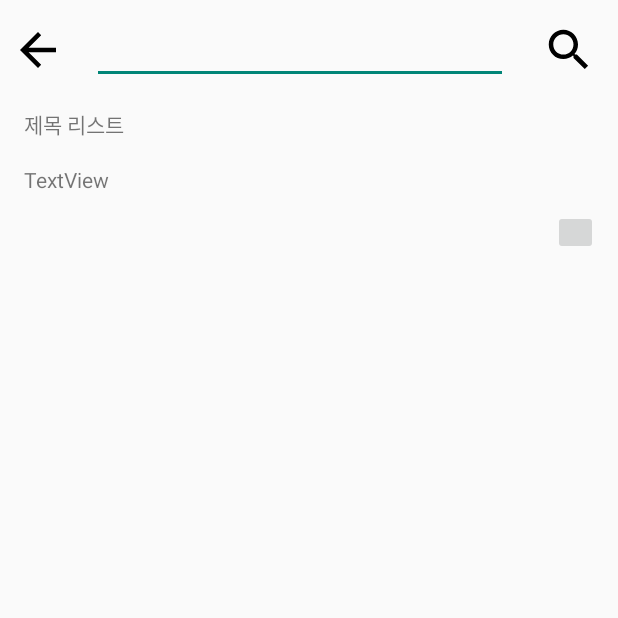
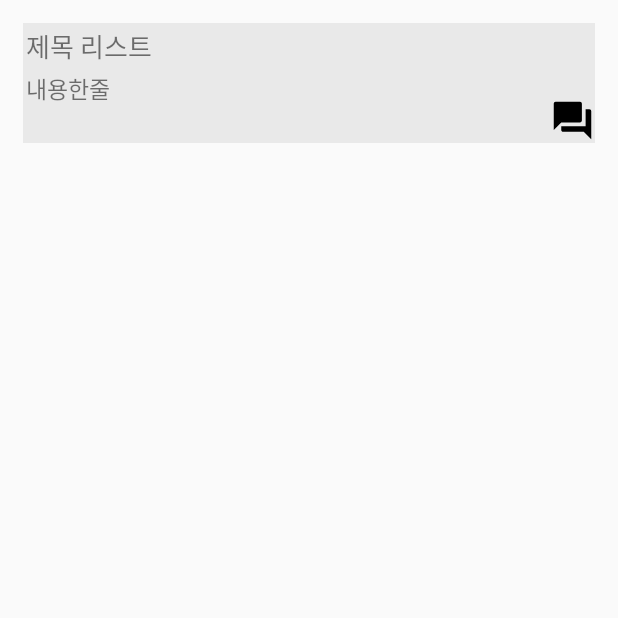
Before and after one commit to snyann/HolLaw_android, an Android app: the community_content_list screen opened directly, with no data from a screen before it, on a phone screen of 412 x 824 dp, the top half of it. Run offline under Robolectric (Android 15) with nearby library versions, the phone set to English and light mode, and no system bars; 1 statement that could not run was skipped.

Commit message:
item_content.xml 디자인 수정 필요

```diff
--- a/app/src/main/java/com/example/cns_ny/Data.java
+++ b/app/src/main/java/com/example/RV/Data.java
@@ -1,4 +1,4 @@
-package com.example.cns_ny;
+package com.example.RV;
 
 public class Data {
     private String title;
--- a/app/src/main/java/com/example/cns_ny/RV_MainActivity.java
+++ b/app/src/main/java/com/example/RV/RV_MainActivity.java
@@ -1,4 +1,4 @@
-package com.example.cns_ny;
+package com.example.RV;
 
 import android.os.Bundle;
 
--- a/app/src/main/java/com/example/cns_ny/RecyclerAdapter.java
+++ b/app/src/main/java/com/example/RV/RecyclerAdapter.java
@@ -1,4 +1,4 @@
-package com.example.cns_ny;
+package com.example.RV;
 
 import android.view.LayoutInflater;
 import android.view.View;
@@ -19,7 +19,7 @@ public class RecyclerAdapter extends RecyclerView.Adapter<RecyclerAdapter.ItemVi
     @NonNull
     @Override
     public ItemViewHolder onCreateViewHolder(@NonNull ViewGroup parent, int viewType) {
-        View view = LayoutInflater.from(parent.getContext()).inflate(R.layout.re_revision_law, parent, false);
+        View view = LayoutInflater.from(parent.getContext()).inflate(R.layout.fragment_recent, parent, false);
         return new ItemViewHolder(view);
     }
 
--- a/app/src/main/java/com/example/community/community_content_list.java
+++ b/app/src/main/java/com/example/community/community_content_list.java
@@ -11,7 +11,7 @@ public class community_content_list extends Activity {
     @Override
     protected void onCreate(@Nullable Bundle savedInstanceState) {
         super.onCreate(savedInstanceState);
-        setContentView(R.layout.community_content_list);
+        setContentView(R.layout.item_content);
         ImageButton ib_back=(ImageButton) findViewById(R.id.btn_backspace);
         ib_back.setOnClickListener(new View.OnClickListener() {
             @Override
--- /dev/null
+++ b/app/src/main/res/drawable/ic_question_answer.xml
@@ -0,0 +1,5 @@
+<vector android:height="24dp" android:tint="#000000"
+    android:viewportHeight="24" android:viewportWidth="24"
+    android:width="24dp" xmlns:android="http://schemas.android.com/apk/res/android">
+    <path android:fillColor="@android:color/white" android:pathData="M21,6h-2v9L6,15v2c0,0.55 0.45,1 1,1h11l4,4L22,7c0,-0.55 -0.45,-1 -1,-1zM17,12L17,3c0,-0.55 -0.45,-1 -1,-1L3,2c-0.55,0 -1,0.45 -1,1v14l4,-4h10c0.55,0 1,-0.45 1,-1z"/>
+</vector>
--- /dev/null
+++ b/app/src/main/res/drawable/ic_send.xml
@@ -0,0 +1,5 @@
+<vector android:autoMirrored="true" android:height="24dp"
+    android:tint="#000000" android:viewportHeight="24"
+    android:viewportWidth="24" android:width="24dp" xmlns:android="http://schemas.android.com/apk/res/android">
+    <path android:fillColor="@android:color/white" android:pathData="M2.01,21L23,12 2.01,3 2,10l15,2 -15,2z"/>
+</vector>
--- /dev/null
+++ b/app/src/main/res/drawable/ic_transit.xml
@@ -0,0 +1,5 @@
+<vector android:height="24dp" android:tint="#000000"
+    android:viewportHeight="24" android:viewportWidth="24"
+    android:width="24dp" xmlns:android="http://schemas.android.com/apk/res/android">
+    <path android:fillColor="@android:color/white" android:pathData="M12,2c-4.42,0 -8,0.5 -8,4v9.5C4,17.43 5.57,19 7.5,19L6,20.5v0.5h12v-0.5L16.5,19c1.93,0 3.5,-1.57 3.5,-3.5L20,6c0,-3.5 -3.58,-4 -8,-4zM7.5,17c-0.83,0 -1.5,-0.67 -1.5,-1.5S6.67,14 7.5,14s1.5,0.67 1.5,1.5S8.33,17 7.5,17zM11,11L6,11L6,6h5v5zM16.5,17c-0.83,0 -1.5,-0.67 -1.5,-1.5s0.67,-1.5 1.5,-1.5 1.5,0.67 1.5,1.5 -0.67,1.5 -1.5,1.5zM18,11h-5L13,6h5v5z"/>
+</vector>
--- a/app/src/main/res/layout/actvity_keyword.xml
+++ b/app/src/main/res/layout/actvity_keyword.xml
@@ -14,7 +14,9 @@
         android:background="#00ffffff"
         android:src="@drawable/btn_arrow_back"
         app:layout_constraintLeft_toLeftOf="parent"
-        app:layout_constraintTop_toTopOf="parent"></ImageButton>
+        app:layout_constraintTop_toTopOf="parent">
+
+    </ImageButton>
 
     <ImageButton
         android:id="@+id/btn_mypage"
--- a/app/src/main/res/layout/community_content_list.xml
+++ /dev/null
@@ -1,98 +0,0 @@
-<?xml version="1.0" encoding="utf-8"?>
-<androidx.constraintlayout.widget.ConstraintLayout xmlns:android="http://schemas.android.com/apk/res/android"
-    xmlns:app="http://schemas.android.com/apk/res-auto"
-    xmlns:tools="http://schemas.android.com/tools"
-    android:layout_width="match_parent"
-    android:layout_height="wrap_content">
-
-
-    <ImageButton
-        android:id="@+id/btn_backspace"
-        android:layout_width="50dp"
-        android:layout_height="50dp"
-        android:layout_marginTop="8dp"
-        android:background="#00ffffff"
-        android:src="@drawable/btn_arrow_back"
-        app:layout_constraintLeft_toLeftOf="parent"
-        app:layout_constraintTop_toTopOf="parent"></ImageButton>
-
-    <ImageButton
-        android:id="@+id/btn_search"
-        android:layout_width="50dp"
-        android:layout_height="50dp"
-        android:layout_marginStart="8dp"
-        android:layout_marginTop="8dp"
-        android:layout_marginEnd="8dp"
-        android:layout_marginBottom="8dp"
-        android:src="@drawable/ic_search"
-        android:background="#00ffffff"
-        app:layout_constraintRight_toRightOf="parent"
-        app:layout_constraintTop_toTopOf="parent" />
-
-
-    <EditText
-        android:id="@+id/et_commusearch"
-        android:layout_width="277dp"
-        android:layout_height="48dp"
-        android:layout_marginStart="11dp"
-        android:layout_marginTop="8dp"
-        android:layout_marginEnd="10dp"
-        android:layout_marginBottom="8dp"
-        android:ems="10"
-        android:inputType="textPersonName"
-        android:singleLine="false"
-        app:layout_constraintBottom_toTopOf="@+id/constraintLayout"
-        app:layout_constraintEnd_toStartOf="@+id/btn_mypage"
-        app:layout_constraintStart_toEndOf="@+id/btn_backspace"
-        app:layout_constraintTop_toTopOf="parent" />
-
-
-
-    <androidx.constraintlayout.widget.ConstraintLayout
-        android:id="@+id/constraintLayout"
-        android:layout_width="0dp"
-        android:layout_height="wrap_content"
-        android:layout_marginStart="8dp"
-        android:layout_marginEnd="8dp"
-        android:layout_marginBottom="8dp"
-        app:layout_constraintBottom_toBottomOf="parent"
-        app:layout_constraintEnd_toEndOf="parent"
-        app:layout_constraintStart_toStartOf="parent"
-        app:layout_constraintTop_toTopOf="parent"
-        app:layout_constraintVertical_bias="1.0">
-
-        <TextView
-            android:id="@+id/tv_titlelist"
-            android:layout_width="wrap_content"
-            android:layout_height="30dp"
-            android:layout_marginStart="8dp"
-            android:layout_marginTop="8dp"
-            android:text="제목 리스트"
-            app:layout_constraintStart_toStartOf="parent"
-            app:layout_constraintTop_toTopOf="parent" />
-
-        <TextView
-            android:id="@+id/tv_content"
-            android:layout_width="wrap_content"
-            android:layout_height="60dp"
-            android:layout_marginStart="8dp"
-            android:layout_marginTop="8dp"
-            android:layout_marginBottom="8dp"
-            android:text="TextView"
-            app:layout_constraintBottom_toBottomOf="parent"
-            app:layout_constraintStart_toStartOf="parent"
-            app:layout_constraintTop_toBottomOf="@+id/tv_titlelist" />
-
-        <ImageButton
-            android:id="@+id/ib_comment"
-            android:layout_width="30dp"
-            android:layout_height="30dp"
-            android:layout_marginEnd="5dp"
-            android:layout_marginBottom="8dp"
-            app:layout_constraintBottom_toBottomOf="parent"
-            app:layout_constraintEnd_toEndOf="parent"
-            app:srcCompat="@android:drawable/sym_action_chat" />
-
-    </androidx.constraintlayout.widget.ConstraintLayout>
-
-</androidx.constraintlayout.widget.ConstraintLayout>
--- a/app/src/main/res/layout/re_revision_law.xml
+++ b/app/src/main/res/layout/fragment_recent.xml
@@ -53,5 +53,5 @@
         android:layout_marginTop="110dp"
         app:layout_constraintStart_toStartOf="parent"
         app:layout_constraintTop_toTopOf="parent"
-        tools:listitem="@layout/keyword_recycler"/>
+        tools:listitem="@layout/item_keyword"/>
 </androidx.constraintlayout.widget.ConstraintLayout>
--- /dev/null
+++ b/app/src/main/res/layout/item_content.xml
@@ -0,0 +1,43 @@
+<?xml version="1.0" encoding="utf-8"?>
+<androidx.constraintlayout.widget.ConstraintLayout xmlns:android="http://schemas.android.com/apk/res/android"
+    xmlns:app="http://schemas.android.com/apk/res-auto"
+    xmlns:tools="http://schemas.android.com/tools"
+    android:layout_width="match_parent"
+    android:layout_height="wrap_content"
+    android:layout_margin="15dp"
+    android:background="@color/light_gray"
+    >
+
+
+    <TextView
+        android:id="@+id/tv_titlelist"
+        android:layout_width="0dp"
+        android:layout_height="30dp"
+        android:padding="2dp"
+        android:text="제목 리스트"
+        android:textSize="17dp"
+        app:layout_constraintEnd_toStartOf="@+id/ib_comment"
+        app:layout_constraintStart_toStartOf="parent"
+        app:layout_constraintTop_toTopOf="parent" />
+
+    <TextView
+        android:id="@+id/tv_content"
+        android:layout_width="0dp"
+        android:layout_height="50dp"
+        android:padding="2dp"
+        android:text="내용한줄"
+        android:textSize="15dp"
+        app:layout_constraintBottom_toBottomOf="parent"
+        app:layout_constraintEnd_toStartOf="@+id/ib_comment"
+        app:layout_constraintStart_toStartOf="parent"
+        app:layout_constraintTop_toBottomOf="@id/tv_titlelist" />
+
+    <ImageButton
+        android:id="@+id/ib_comment"
+        android:layout_width="30dp"
+        android:layout_height="30dp"
+        android:background="@drawable/ic_question_answer"
+        app:layout_constraintBottom_toBottomOf="parent"
+        app:layout_constraintEnd_toEndOf="parent" />
+
+</androidx.constraintlayout.widget.ConstraintLayout>
--- a/app/src/main/res/values/colors.xml
+++ b/app/src/main/res/values/colors.xml
@@ -9,5 +9,6 @@
     <color name="white">#FFFFFFFF</color>
     <color name="orange">#FFAC16</color>
     <color name="deep_orange"> #FF7F00</color>
+    <color name="light_gray"> #e9e9e9</color>
 
 </resources>
```
Also changed, not shown: app/src/main/res/drawable/ic_chat_bot.xml (added, +30 -0 lines), app/src/main/res/layout/activity_main.xml (+6 -5 lines), app/src/main/res/layout/community_content.xml (+10 -2 lines), app/src/main/res/layout/item_keyword.xml (renamed from app/src/main/res/layout/keyword_recycler.xml, +14 -10 lines), app/src/main/res/layout/fragment_full_law.xml (renamed from app/src/main/res/layout/law_fulltext.xml), app/src/main/res/layout/fragment_full_precedent.xml (renamed from app/src/main/res/layout/precedent_fulltext.xml), app/src/main/res/layout/fragment_keyword.xml (renamed from app/src/main/res/layout/keyword.xml), app/src/main/res/layout/fragment_transit_field.xml (renamed from app/src/main/res/layout/law_field.xml).
